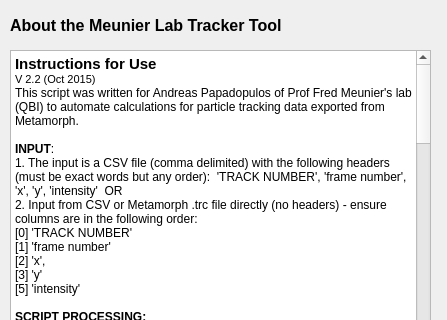
Old version of the form tracker_help.ui in the repository QBI-Microscopy/Tracking; both pictures show x 0 to 447 and y 0 to 320 of the 447 by 487 pixel window.
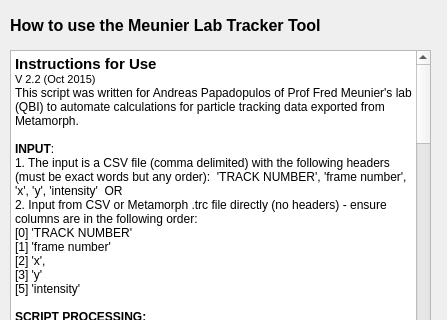
New version of the form. Icons and pictures are not drawn.

Patch:
```diff
--- a/tracker_help.ui
+++ b/tracker_help.ui
@@ -145,7 +145,7 @@
     </font>
    </property>
    <property name="text">
-    <string>About the Meunier Lab Tracker Tool</string>
+    <string>How to use the Meunier Lab Tracker Tool</string>
    </property>
    <property name="textFormat">
     <enum>Qt::RichText</enum>
```
Left out of the diff: 9 changed lines with no effect on the pictures.
